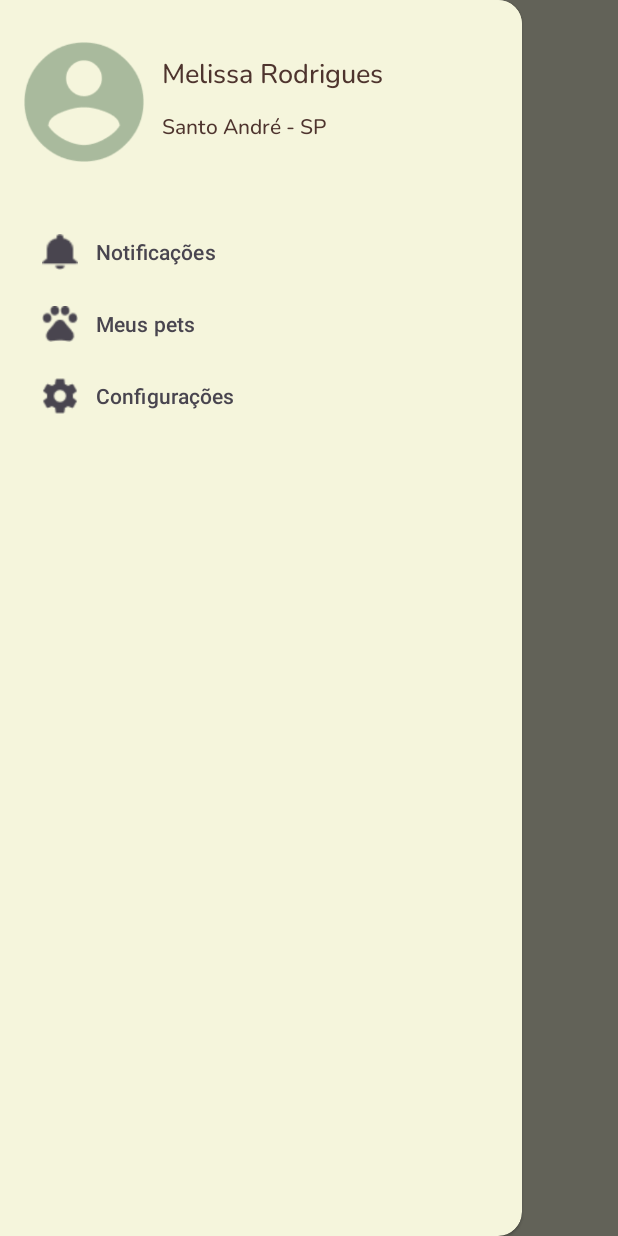
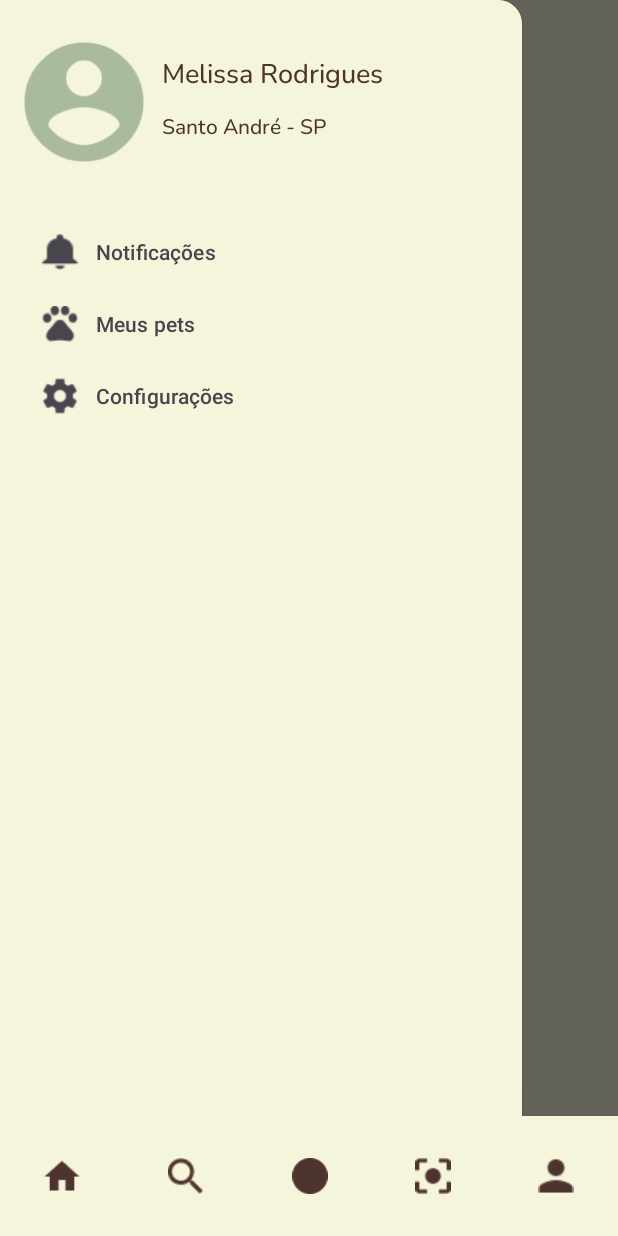
Before and after one commit to MayaVictDias/pet-guardian, an Android app: the MainActivity screen opened directly, with no data from a screen before it, with the side drawer open, on a phone screen of 412 x 824 dp. Run offline under Robolectric (Android 15) with nearby library versions, the phone set to English and light mode, and no system bars; Roboto replaces fonts that are not available here.

Commit message:
Criação da bottom navigation

```diff
--- a/app/src/main/java/com/dias/mayara/petguardian/activity/MainActivity.java
+++ b/app/src/main/java/com/dias/mayara/petguardian/activity/MainActivity.java
@@ -22,9 +22,16 @@ import androidx.core.view.GravityCompat;
 import androidx.core.view.ViewCompat;
 import androidx.core.view.WindowInsetsCompat;
 import androidx.drawerlayout.widget.DrawerLayout;
+import androidx.fragment.app.Fragment;
 
 import com.dias.mayara.petguardian.R;
+import com.dias.mayara.petguardian.fragment.AddPetFragment;
+import com.dias.mayara.petguardian.fragment.CameraIAFragment;
+import com.dias.mayara.petguardian.fragment.HomeFragment;
+import com.dias.mayara.petguardian.fragment.PerfilFragment;
+import com.dias.mayara.petguardian.fragment.SearchFragment;
 import com.dias.mayara.petguardian.helper.ToolbarHelper;
+import com.google.android.material.bottomnavigation.BottomNavigationView;
 import com.google.android.material.navigation.NavigationView;
 
 public class MainActivity extends AppCompatActivity {
@@ -32,6 +39,8 @@ public class MainActivity extends AppCompatActivity {
     private Toolbar toolbar;
     private DrawerLayout drawerLayout;
     private ActionBarDrawerToggle toggle;
+    private BottomNavigationView bottomNavigationView;
+    private NavigationView navigationView;
 
     @Override
     protected void onCreate(Bundle savedInstanceState) {
@@ -53,7 +62,7 @@ public class MainActivity extends AppCompatActivity {
 
         // DrawerLayout
         drawerLayout = findViewById(R.id.drawer_layout);
-        NavigationView navigationView = findViewById(R.id.navigation_view);
+        navigationView = findViewById(R.id.navigation_view);
 
         // Configurar o botão do menu
         ImageButton menuButton = toolbar.findViewById(R.id.menu_button);
@@ -86,6 +95,41 @@ public class MainActivity extends AppCompatActivity {
                 return true;
             }
         });
+
+        bottomNavigationView = findViewById(R.id.bottom_navigation);
+
+        // Definindo o comportamento de seleção de itens
+        bottomNavigationView.setOnNavigationItemSelectedListener(new BottomNavigationView.OnNavigationItemSelectedListener() {
+            @Override
+            public boolean onNavigationItemSelected(@NonNull MenuItem menuItem) {
+
+                Fragment selectedFragment = null;
+
+                int id = menuItem.getItemId();
+
+                if (id == R.id.nav_home) {
+                    selectedFragment = new HomeFragment();
+                } else if (id == R.id.nav_search) {
+                    selectedFragment = new SearchFragment();
+                } else if (id == R.id.nav_add_pet) {
+                    selectedFragment = new AddPetFragment();
+                } else if (id == R.id.nav_camera_ia) {
+                    selectedFragment = new CameraIAFragment();
+                } else if (id == R.id.nav_perfil) {
+                    selectedFragment = new PerfilFragment();
+                }
+
+                // Substituir o FrameLayout pelo fragmento selecionado
+                getSupportFragmentManager().beginTransaction().replace(R.id.frame_layout, selectedFragment).commit();
+
+                return true;
+            }
+        });
+
+        // Definir o fragmento inicial
+        if (savedInstanceState == null) {
+            getSupportFragmentManager().beginTransaction().replace(R.id.frame_layout, new HomeFragment()).commit();
+        }
     }
 
     private void exibirModalBoasVindas() {
--- /dev/null
+++ b/app/src/main/java/com/dias/mayara/petguardian/fragment/HomeFragment.java
@@ -0,0 +1,66 @@
+package com.dias.mayara.petguardian.fragment;
+
+import android.os.Bundle;
+
+import androidx.fragment.app.Fragment;
+
+import android.view.LayoutInflater;
+import android.view.View;
+import android.view.ViewGroup;
+
+import com.dias.mayara.petguardian.R;
+
+/**
+ * A simple {@link Fragment} subclass.
+ * Use the {@link HomeFragment#newInstance} factory method to
+ * create an instance of this fragment.
+ */
+public class HomeFragment extends Fragment {
+
+    // TODO: Rename parameter arguments, choose names that match
+    // the fragment initialization parameters, e.g. ARG_ITEM_NUMBER
+    private static final String ARG_PARAM1 = "param1";
+    private static final String ARG_PARAM2 = "param2";
+
+    // TODO: Rename and change types of parameters
+    private String mParam1;
+    private String mParam2;
+
+    public HomeFragment() {
+        // Required empty public constructor
+    }
+
+    /**
+     * Use this factory method to create a new instance of
+     * this fragment using the provided parameters.
+     *
+     * @param param1 Parameter 1.
+     * @param param2 Parameter 2.
+     * @return A new instance of fragment HomeFragment.
+     */
+    // TODO: Rename and change types and number of parameters
+    public static HomeFragment newInstance(String param1, String param2) {
+        HomeFragment fragment = new HomeFragment();
+        Bundle args = new Bundle();
+        args.putString(ARG_PARAM1, param1);
+        args.putString(ARG_PARAM2, param2);
+        fragment.setArguments(args);
+        return fragment;
+    }
+
+    @Override
+    public void onCreate(Bundle savedInstanceState) {
+        super.onCreate(savedInstanceState);
+        if (getArguments() != null) {
+            mParam1 = getArguments().getString(ARG_PARAM1);
+            mParam2 = getArguments().getString(ARG_PARAM2);
+        }
+    }
+
+    @Override
+    public View onCreateView(LayoutInflater inflater, ViewGroup container,
+                             Bundle savedInstanceState) {
+        // Inflate the layout for this fragment
+        return inflater.inflate(R.layout.fragment_home, container, false);
+    }
+}
--- a/app/src/main/res/layout/activity_main.xml
+++ b/app/src/main/res/layout/activity_main.xml
@@ -1,11 +1,16 @@
 <?xml version="1.0" encoding="utf-8"?>
-<androidx.drawerlayout.widget.DrawerLayout xmlns:android="http://schemas.android.com/apk/res/android"
+<androidx.coordinatorlayout.widget.CoordinatorLayout xmlns:android="http://schemas.android.com/apk/res/android"
     xmlns:app="http://schemas.android.com/apk/res-auto"
     xmlns:tools="http://schemas.android.com/tools"
-    android:id="@+id/drawer_layout"
     android:layout_width="match_parent"
     android:layout_height="match_parent"
     tools:context=".activity.MainActivity">
+
+    <!-- DrawerLayout para o menu lateral -->
+    <androidx.drawerlayout.widget.DrawerLayout
+        android:id="@+id/drawer_layout"
+        android:layout_width="match_parent"
+        android:layout_height="match_parent">
 
         <!-- Conteúdo principal da Activity -->
         <LinearLayout
@@ -45,6 +50,12 @@
 
             </androidx.appcompat.widget.Toolbar>
 
+            <!-- Área de conteúdo para exibir os fragmentos -->
+            <FrameLayout
+                android:id="@+id/frame_layout"
+                android:layout_width="match_parent"
+                android:layout_height="0dp"
+                android:layout_weight="1"/>
         </LinearLayout>
 
         <!-- Navigation Drawer -->
@@ -56,5 +67,19 @@
             android:background="@color/begeClaro"
             app:headerLayout="@menu/nav_header"
             app:menu="@menu/nav_menu" />
+    </androidx.drawerlayout.widget.DrawerLayout>
 
-</androidx.drawerlayout.widget.DrawerLayout>
+    <!-- BottomNavigationView -->
+    <com.google.android.material.bottomnavigation.BottomNavigationView
+        android:id="@+id/bottom_navigation"
+        android:layout_width="match_parent"
+        android:layout_height="wrap_content"
+        android:layout_gravity="bottom"
+        android:background="?android:attr/windowBackground"
+        app:itemIconTint="@color/marromEscuro"
+        app:menu="@menu/bottom_nav_menu"
+        app:labelVisibilityMode="unlabeled"
+        app:itemRippleColor="@color/verdeOlivaClaro"
+        app:itemActiveIndicatorStyle="@color/verdeOlivaClaro"/>
+
+</androidx.coordinatorlayout.widget.CoordinatorLayout>
--- /dev/null
+++ b/app/src/main/res/menu/bottom_nav_menu.xml
@@ -0,0 +1,23 @@
+<?xml version="1.0" encoding="utf-8"?>
+<menu xmlns:android="http://schemas.android.com/apk/res/android">
+    <item
+        android:id="@+id/nav_home"
+        android:icon="@drawable/ic_home"
+        android:title="Home" />
+    <item
+        android:id="@+id/nav_search"
+        android:icon="@drawable/ic_search"
+        android:title="Pesquisar" />
+    <item
+        android:id="@+id/nav_add_pet"
+        android:icon="@drawable/ic_add_pet"
+        android:title="Adicionar pet" />
+    <item
+        android:id="@+id/nav_camera_ia"
+        android:icon="@drawable/ic_camera_ia"
+        android:title="Camera IA" />
+    <item
+        android:id="@+id/nav_perfil"
+        android:icon="@drawable/ic_perfil"
+        android:title="Perfil" />
+</menu>
--- a/app/src/main/res/values/strings.xml
+++ b/app/src/main/res/values/strings.xml
@@ -2,4 +2,6 @@
     <string name="app_name">Pet Guardian</string>
     <string name="navigation_drawer_open">Abrir menu</string>
     <string name="navigation_drawer_close">Fechar menu</string>
+    <!-- TODO: Remove or change this placeholder text -->
+    <string name="hello_blank_fragment">Hello blank fragment</string>
 </resources>
```
Also changed, not shown: app/src/main/java/com/dias/mayara/petguardian/fragment/AddPetFragment.java (added, +66 -0 lines), app/src/main/java/com/dias/mayara/petguardian/fragment/CameraIAFragment.java (added, +66 -0 lines), app/src/main/java/com/dias/mayara/petguardian/fragment/PerfilFragment.java (added, +66 -0 lines), app/src/main/java/com/dias/mayara/petguardian/fragment/SearchFragment.java (added, +66 -0 lines), app/src/main/res/layout/fragment_add_pet.xml (added, +14 -0 lines), app/src/main/res/layout/fragment_camera_ia.xml (added, +14 -0 lines), app/src/main/res/layout/fragment_home.xml (added, +14 -0 lines), app/src/main/res/layout/fragment_perfil.xml (added, +14 -0 lines), app/src/main/res/layout/fragment_search.xml (added, +14 -0 lines), app/src/main/res/drawable/ic_add_pet.png (added), app/src/main/res/drawable/ic_camera_ia.png (added), app/src/main/res/drawable/ic_home.png (added), app/src/main/res/drawable/ic_perfil.png (added), app/src/main/res/drawable/ic_search.png (added). Lines whose indentation alone changed are shown as unchanged.
